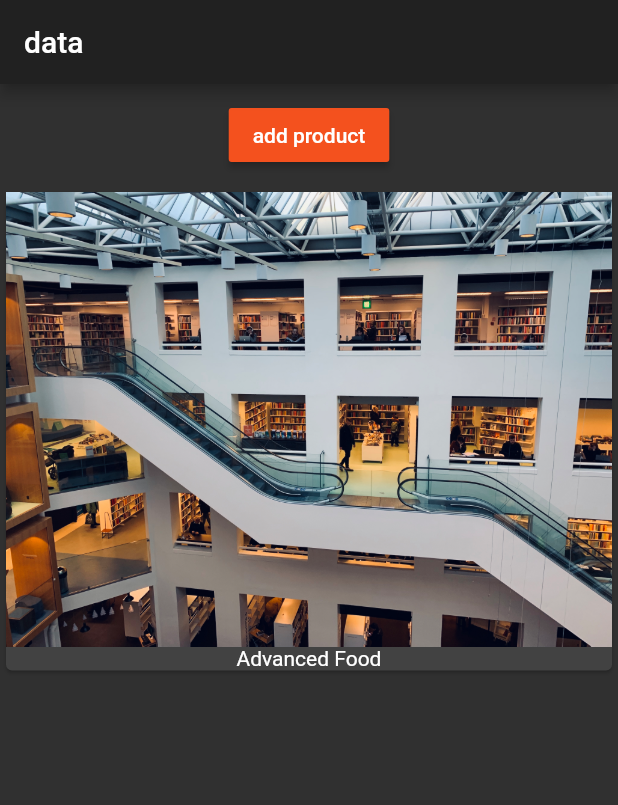
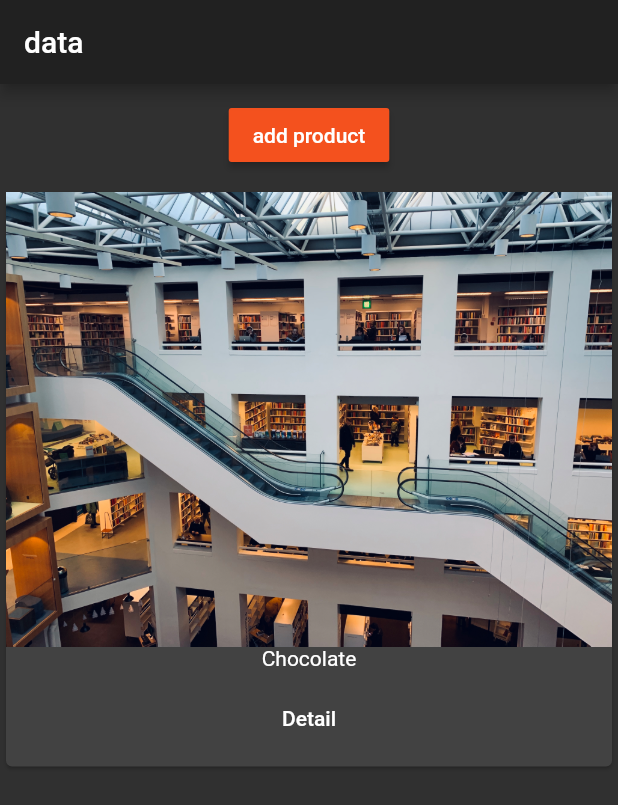
Before and after one commit to nphsu/leo, a Flutter app: the screen it shows after launch, after a tap on "add product", on a phone screen of 412 x 824 dp. Shown: the top 805 px of the screen. Run offline on Flutter 3.47's test engine with Material 2 defaults, Android fonts, the phone set to English and light mode, and no system bars.

Commit message:
add product page

```diff
--- a/lib/product_control.dart
+++ b/lib/product_control.dart
@@ -9,7 +9,7 @@ class ProductControl extends StatelessWidget {
   Widget build(BuildContext context) {
     return RaisedButton(
       onPressed: () {
-        addProduct('Sweet');
+        addProduct({'title': 'Chocolate', 'image': 'assets/2419.JPG'});
       },
       child: Text('add product'),
     );
--- a/lib/product_manager.dart
+++ b/lib/product_manager.dart
@@ -3,7 +3,7 @@ import './products.dart';
 import './product_control.dart';
 
 class ProductManager extends StatefulWidget {
-  final String startingProduct;
+  final Map<String, String> startingProduct;
 
   ProductManager({this.startingProduct});
 
@@ -14,7 +14,7 @@ class ProductManager extends StatefulWidget {
 }
 
 class _ProductManagerState extends State<ProductManager> {
-  List<String> _products = [];
+  List<Map<String, String>> _products = [];
 
   @override
   void initState() {
@@ -24,9 +24,9 @@ class _ProductManagerState extends State<ProductManager> {
     super.initState();
   }
 
-  void _addProduct(String product) {
+  void _addProduct(Map<String, String> product) {
     setState(() {
-      _products.add('Advanced Food');
+      _products.add(product);
     });
   }
 
--- a/lib/products.dart
+++ b/lib/products.dart
@@ -1,7 +1,8 @@
 import 'package:flutter/material.dart';
+import './pages/product.dart';
 
 class Products extends StatelessWidget {
-  final List<String> products;
+  final List<Map<String, String>> products;
 
   Products(this.products);
 
@@ -9,20 +10,43 @@ class Products extends StatelessWidget {
     return Card(
       child: Column(
         children: <Widget>[
-          Image.asset('assets/2419.JPG'),
-          Text(products[index])
+          Image.asset(products[index]['image']),
+          Text(products[index]['title']),
+          ButtonBar(
+            alignment: MainAxisAlignment.center,
+            children: <Widget>[
+              FlatButton(
+                child: Text('Detail'),
+                onPressed: () => Navigator.push(
+                      context,
+                      MaterialPageRoute(
+                          builder: (BuildContext context) => ProductPage(
+                              products[index]['title'],
+                              products[index]['image'])),
+                    ),
+              ),
+            ],
+          )
         ],
       ),
     );
   }
 
+  Widget _buildProductList() {
+    Widget productCards;
+    if (products.length > 0) {
+      productCards = ListView.builder(
+        itemBuilder: _buildProductItem,
+        itemCount: products.length,
+      );
+    } else {
+      productCards = Container();
+    }
+    return productCards;
+  }
+
   @override
   Widget build(BuildContext context) {
-    return products.length > 0
-        ? ListView.builder(
-            itemBuilder: _buildProductItem,
-            itemCount: products.length,
-          )
-        : Center(child: Text('No Product found'));
+    return _buildProductList();
   }
 }
```
Also changed, not shown: lib/pages/product.dart (added, +35 -0 lines).
